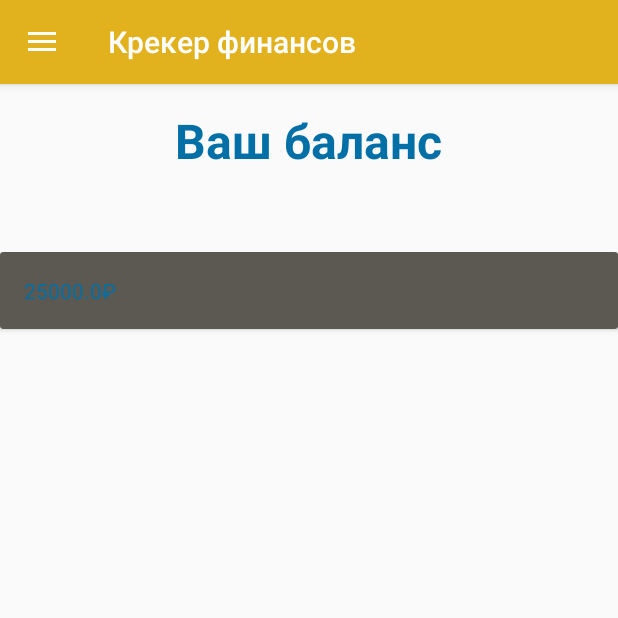
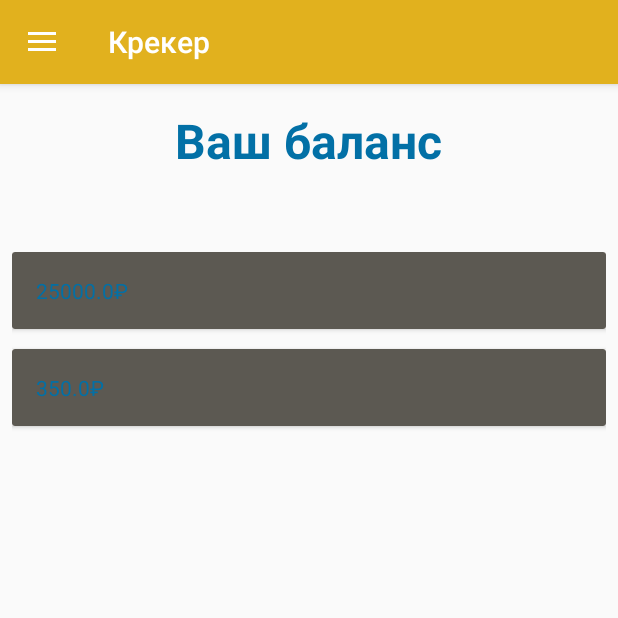
Before and after one commit to 24nch3z/CrackerFinance, an Android app: the screen it shows after launch (MainActivity), on a phone screen of 412 x 824 dp, the top half of it. Run offline under Robolectric (Android 15) with nearby library versions, the light colour scheme and no system bars; our stand-ins replace data binding.

Commit message:
Правки отображения списка на главном экране

```diff
--- a/app/src/main/java/ru/s4nchez/crackerfinance/model/Repository.java
+++ b/app/src/main/java/ru/s4nchez/crackerfinance/model/Repository.java
@@ -15,9 +15,9 @@ public class Repository {
         mOperations = new ArrayList<>();
         mOperations.add(new Operation(OperationType.income,
                 Currencies.get().ruble(), 25000));
-    }
-
-    ;
+        mOperations.add(new Operation(OperationType.cost,
+                Currencies.get().ruble(), 350));
+    };
 
     public static Repository get() {
         if (sRepository == null) {
--- a/app/src/main/java/ru/s4nchez/crackerfinance/screens/main/FragmentMainScreen.java
+++ b/app/src/main/java/ru/s4nchez/crackerfinance/screens/main/FragmentMainScreen.java
@@ -12,6 +12,7 @@ import ru.s4nchez.crackerfinance.R;
 import ru.s4nchez.crackerfinance.databinding.FragmentMainScreenBinding;
 import ru.s4nchez.crackerfinance.model.Cracker;
 import ru.s4nchez.crackerfinance.model.Repository;
+import ru.s4nchez.crackerfinance.screens.main.list.MyItemDecoration;
 import ru.s4nchez.crackerfinance.screens.main.list.OperationAdapter;
 
 public class FragmentMainScreen extends Fragment {
@@ -39,6 +40,7 @@ public class FragmentMainScreen extends Fragment {
 
         binding.recyclerView.setLayoutManager(
                 new LinearLayoutManager(getActivity()));
+        binding.recyclerView.addItemDecoration(new MyItemDecoration(20));
         binding.recyclerView.setAdapter(new OperationAdapter(
                 mRepository.getOperations(), getContext()));
 
--- /dev/null
+++ b/app/src/main/java/ru/s4nchez/crackerfinance/screens/main/list/MyItemDecoration.java
@@ -0,0 +1,29 @@
+package ru.s4nchez.crackerfinance.screens.main.list;
+
+import android.graphics.Rect;
+import android.support.v7.widget.RecyclerView;
+import android.view.View;
+
+public class MyItemDecoration extends RecyclerView.ItemDecoration {
+
+    private int margin;
+
+    public MyItemDecoration(int margin) {
+        this.margin = margin;
+    }
+
+    @Override
+    public void getItemOffsets(Rect outRect, View view,
+                               RecyclerView parent, RecyclerView.State state) {
+        super.getItemOffsets(outRect, view, parent, state);
+
+        if (parent != null && view != null) {
+            int itemPosition = parent.getChildAdapterPosition(view);
+            int totalCount = parent.getAdapter().getItemCount();
+
+            if (itemPosition >= 0 && itemPosition < totalCount - 1) {
+                outRect.bottom = margin;
+            }
+        }
+    }
+}
--- a/app/src/main/res/layout/fragment_main_screen.xml
+++ b/app/src/main/res/layout/fragment_main_screen.xml
@@ -45,7 +45,9 @@
         <android.support.v7.widget.RecyclerView
             android:id="@+id/recyclerView"
             android:layout_width="match_parent"
-            android:layout_height="match_parent"/>
+            android:layout_height="match_parent"
+            android:layout_marginLeft="8dp"
+            android:layout_marginRight="8dp"/>
     </LinearLayout>
 
 </layout>
--- a/app/src/main/res/layout/item_operation.xml
+++ b/app/src/main/res/layout/item_operation.xml
@@ -1,5 +1,6 @@
 <?xml version="1.0" encoding="utf-8"?>
-<layout xmlns:tool="http://schemas.android.com/tools">
+<layout xmlns:tool="http://schemas.android.com/tools"
+        xmlns:app="http://schemas.android.com/apk/res-auto">
     <data>
         <variable
             name="viewModel"
@@ -9,7 +10,8 @@
     <android.support.v7.widget.CardView
         xmlns:android="http://schemas.android.com/apk/res/android"
         android:layout_width="match_parent"
-        android:layout_height="wrap_content">
+        android:layout_height="wrap_content"
+        app:cardCornerRadius="2dp">
 
         <FrameLayout
             android:layout_width="match_parent"
--- a/app/src/main/res/layout/nav_header_main.xml
+++ b/app/src/main/res/layout/nav_header_main.xml
@@ -28,6 +28,6 @@
         android:id="@+id/textView"
         android:layout_width="wrap_content"
         android:layout_height="wrap_content"
-        android:text="@string/app_name"/>
+        android:text="Крекер финансов"/>
 
 </LinearLayout>
--- a/app/src/main/res/values/strings.xml
+++ b/app/src/main/res/values/strings.xml
@@ -1,5 +1,5 @@
 <resources>
-    <string name="app_name">Крекер финансов</string>
+    <string name="app_name">Крекер</string>
     <string name="navigation_drawer_open">Open navigation drawer</string>
     <string name="navigation_drawer_close">Close navigation drawer</string>
     <string name="nav_header_desc">Navigation header</string>
```
